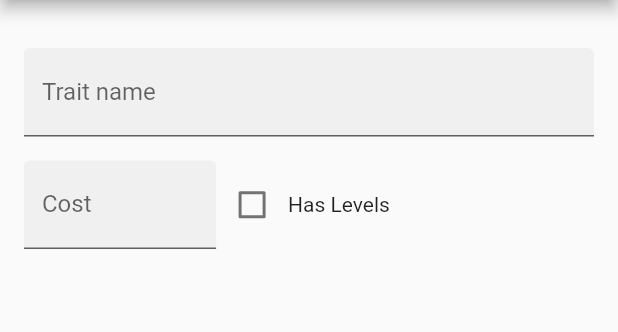
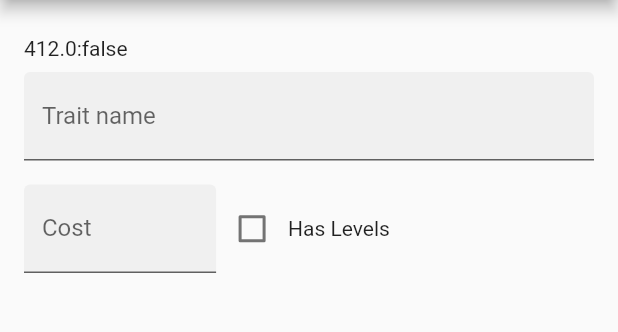
Before and after one commit to mjeffw/gurps_ability_builder_web, a Flutter app: the AbilityBuilder screen opened by its route, on a phone screen of 412 x 824 dp, the part 84-416 px from its top. Run offline on Flutter 3.47's test engine with Material 2 defaults, Android fonts, the phone set to English and light mode, and no system bars; missing offline and left inert: flutter_web; Roboto replaces fonts that are missing (Muli).

Commit message:
Support for responsive screens; refactored ability_builder into separate widgets; custom font support.

```diff
--- a/lib/main.dart
+++ b/lib/main.dart
@@ -17,6 +17,7 @@ class MyApp extends StatelessWidget {
       },
       title: 'Flutter Demo',
       theme: ThemeData(
+        fontFamily: 'Muli',
         primarySwatch: Colors.blue,
       ),
       home: MyHomePage(title: 'Flutter Demo Home Page'),
--- a/lib/screens/ability_builder.dart
+++ b/lib/screens/ability_builder.dart
@@ -1,4 +1,8 @@
+import 'package:flutter_web/io.dart';
 import 'package:flutter_web/material.dart';
+
+typedef void OnChanged<T>(T value);
+const _widescreenWidthMinimum = 600.0;
 
 class AbilityBuilder extends StatelessWidget {
   static String routeName = '/abilityBuilder';
@@ -24,10 +28,10 @@ class AbilityPanel extends StatefulWidget {
 }
 
 class _AbilityPanelState extends State<AbilityPanel> {
-  String _value;
+  double _width;
   bool _hasLevels = false;
-
-  get _costLabelText => _hasLevels ? 'Cost Per Level' : 'Cost';
+  bool _isWideScreen = false;
+  String _name;
 
   // Create a global key that will uniquely identify the Form widget and allow
   // us to validate the form
@@ -37,96 +41,128 @@ class _AbilityPanelState extends State<AbilityPanel> {
 
   @override
   Widget build(BuildContext context) {
+    double width = MediaQuery.of(context).size.width;
+    setState(() {
+      _width = width;
+      _isWideScreen = _width > _widescreenWidthMinimum;
+    });
+
+    var children2 = <Widget>[
+      Text('${_width.toString()}:$_isWideScreen'),
+      _buildContainer(_TraitNameField(onChanged: (value) {
+        setState(() {
+          _name = value;
+        });
+      })),
+      _buildContainer(
+        _TraitCost(
+          isWideScreen: false,
+          hasLevels: _hasLevels,
+          onChanged: (bool value) {
+            setState(() {
+              _hasLevels = value;
+            });
+          },
+        ),
+      )
+    ];
+
     return Form(
       child: Scrollbar(
         child: ListView(
           padding: const EdgeInsets.symmetric(vertical: 8.0),
-          children: <Widget>[
-            Container(
-              padding: const EdgeInsets.symmetric(vertical: 8.0),
-              alignment: Alignment.bottomLeft,
-              child: TextField(
-                decoration: const InputDecoration(
-                  labelText: 'Trait name',
-                  filled: true,
-                ),
-                onChanged: (value) {
-                  setState(
-                    () {
-                      if (value.isNotEmpty) {
-                        _value = value;
-                      }
-                    },
-                  );
-                },
-              ),
-            ),
-            Container(
-              padding: const EdgeInsets.symmetric(vertical: 8.0),
-              alignment: Alignment.bottomLeft,
-              child: Row(
-                children: <Widget>[
-                  Expanded(
-                    child: TextField(
-                      decoration: InputDecoration(
-                        labelText: _costLabelText,
-                        filled: true,
-                      ),
-                    ),
-                  ),
-                  Checkbox(
-                    onChanged: (bool value) {
-                      setState(() {
-                        _hasLevels = !_hasLevels;
-                      });
-                    },
-                    value: _hasLevels,
-                  ),
-                  Padding(
-                    padding: const EdgeInsets.only(right: 8.0),
-                    child: const Text('Has Levels'),
-                  ),
-                  Expanded(
-                    child: Visibility(
-                      visible: _hasLevels,
-                      child: TextField(
-                        decoration: const InputDecoration(
-                          labelText: 'Level',
-                          filled: true,
-                        ),
-                      ),
-                    ),
-                  ),
-                ],
-              ),
-            )
-          ],
+          children: children2,
         ),
       ),
     );
+  }
 
-    // return Column(
-    //   crossAxisAlignment: CrossAxisAlignment.start,
-    //   children: <Widget>[
-    //     TextField(
-    //         decoration: InputDecoration(
-    //           filled: true,
-    //           labelText:
-    //               'Trait (An advantage, disadvantage, attribute, secondary characteristic, quirk, skill, or technique)',
-    //         ),
-    //         onChanged: (text) {
-    //           _value = text;
-    //         }),
-    //     Text('Has Levels'),
-    //     Checkbox(
-    //       onChanged: (bool value) {
-    //         setState(() {
-    //           _hasLevels = !_hasLevels;
-    //         });
-    //       },
-    //       value: _hasLevels,
-    //     )
-    //   ],
-    // );
+  Container _buildContainer(Widget widget) {
+    return Container(
+      padding: const EdgeInsets.symmetric(vertical: 8.0),
+      alignment: Alignment.bottomLeft,
+      child: widget,
+    );
   }
 }
+
+class _TraitCost extends StatelessWidget {
+  final bool hasLevels;
+  final bool isWideScreen;
+  get _costLabelText => hasLevels ? 'Cost Per Level' : 'Cost';
+  final OnChanged<bool> onChanged;
+
+  const _TraitCost(
+      {Key key,
+      @required this.onChanged,
+      @required this.hasLevels,
+      @required this.isWideScreen})
+      : super(key: key);
+
+  @override
+  Widget build(BuildContext context) {
+    return Row(
+      children: <Widget>[
+        Expanded(
+          child: _getStandardTextField(_costLabelText),
+        ),
+        PlatformCheckbox(onChanged: onChanged, hasLevels: hasLevels),
+        Expanded(
+          child: Visibility(
+            visible: hasLevels,
+            child: _getStandardTextField('Level'),
+          ),
+        ),
+      ],
+    );
+  }
+}
+
+TextField _getStandardTextField(String text) {
+  return TextField(decoration: InputDecoration(labelText: text, filled: true));
+}
+
+class PlatformCheckbox extends StatelessWidget {
+  const PlatformCheckbox({
+    Key key,
+    @required this.onChanged,
+    @required this.hasLevels,
+  }) : super(key: key);
+
+  final OnChanged<bool> onChanged;
+  final bool hasLevels;
+
+  @override
+  Widget build(BuildContext context) {
+    var checkbox = (Platform.isIOS || Platform.isMacOS)
+        ? Switch(onChanged: onChanged, value: hasLevels)
+        : Checkbox(onChanged: onChanged, value: hasLevels);
+
+    return Row(
+      children: <Widget>[
+        checkbox,
+        Padding(
+          padding: const EdgeInsets.only(right: 8.0),
+          child: const Text('Has Levels'),
+        ),
+      ],
+    );
+  }
+}
+
+class _TraitNameField extends StatelessWidget {
+  final OnChanged onChanged;
+
+  const _TraitNameField({Key key, this.onChanged}) : super(key: key);
+
+  @override
+  Widget build(BuildContext context) {
+    return TextField(
+      decoration: const InputDecoration(
+        labelText: 'Trait name',
+        filled: true,
+      ),
+      onChanged: onChanged,
+    );
+  }
+}
```
Also changed, not shown: 2 other files.
